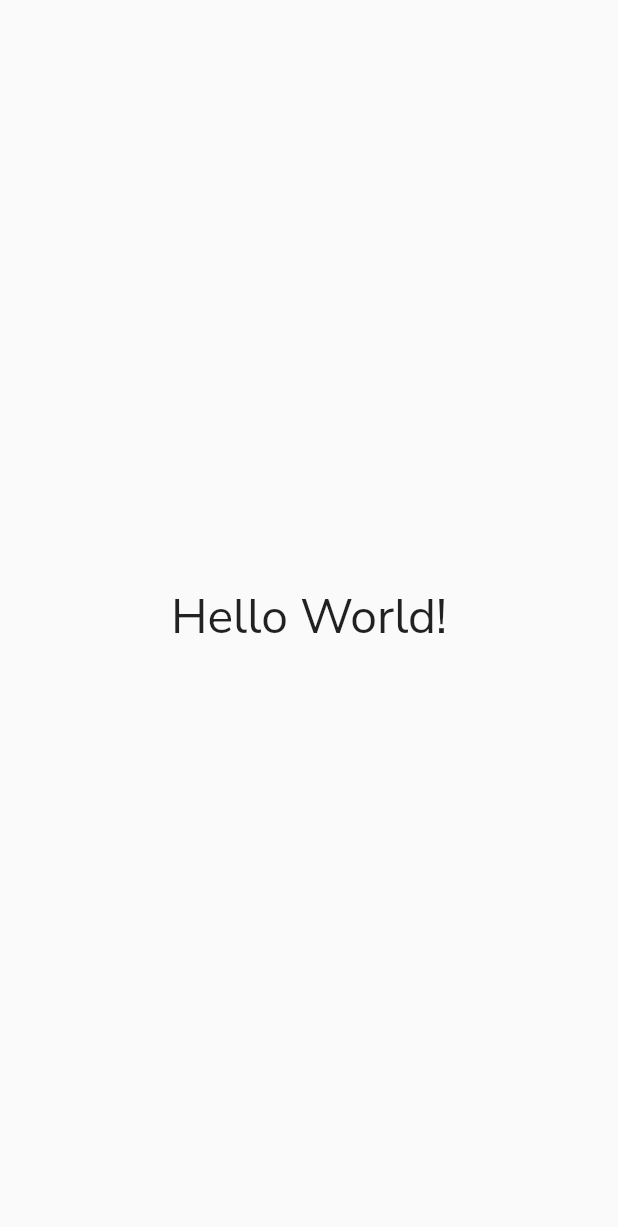
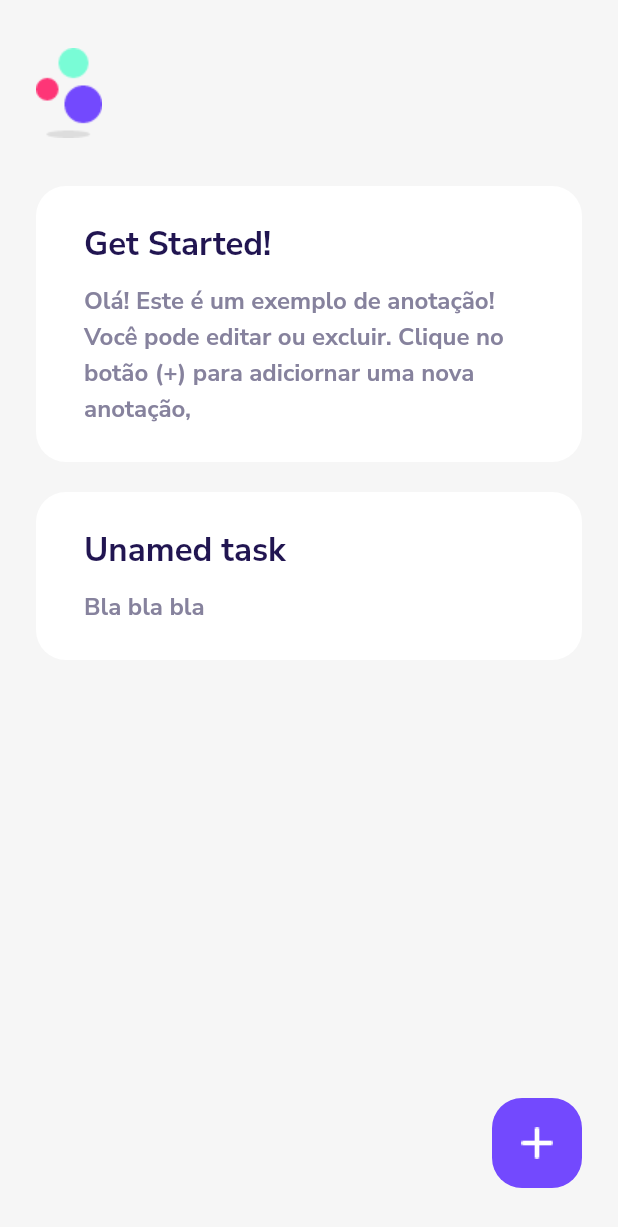
Before and after one commit to joaopaulozorek/bloco-de-notas-flutter, a Flutter app: the screen it shows after launch, on a phone screen of 412 x 824 dp. Shown: the top 1227 px of the screen. Run offline on Flutter 3.47's test engine with Material 2 defaults, Android fonts, the phone set to English and light mode, and no system bars; our stand-ins replace google_fonts.

Commit message:
Criando o layout para homepage.dart

```diff
--- a/lib/main.dart
+++ b/lib/main.dart
@@ -1,3 +1,4 @@
+import 'package:bloco_de_notas/screens/homepage.dart';
 import 'package:flutter/material.dart';
 import 'package:google_fonts/google_fonts.dart';
 
@@ -18,17 +19,7 @@ class MyApp extends StatelessWidget {
           Theme.of(context).textTheme,
         ),
       ),
-      home: Scaffold(
-        body: Container(
-          child: Center(
-              child: Text(
-            'Hello World!',
-            style: TextStyle(
-              fontSize: 32.0,
-            ),
-          )),
-        ),
-      ),
+      home: Homepage(),
     );
   }
 }
--- /dev/null
+++ b/lib/screens/homepage.dart
@@ -0,0 +1,65 @@
+import 'package:bloco_de_notas/widgets.dart';
+import 'package:flutter/material.dart';
+
+class Homepage extends StatefulWidget {
+  const Homepage({Key? key}) : super(key: key);
+
+  @override
+  _HomepageState createState() => _HomepageState();
+}
+
+class _HomepageState extends State<Homepage> {
+  @override
+  Widget build(BuildContext context) {
+    return Scaffold(
+      body: SafeArea(
+        child: Container(
+          width: double.infinity,
+          padding: EdgeInsets.symmetric(
+            horizontal: 24.0,
+            vertical: 32.0,
+          ),
+          color: Color(0xFFF6F6F6),
+          child: Stack(
+            children: [
+              Column(
+                crossAxisAlignment: CrossAxisAlignment.start,
+                children: [
+                  Container(
+                    margin: EdgeInsets.only(bottom: 32),
+                    child: Image(
+                      image: AssetImage('assets/images/logo.png'),
+                    ),
+                  ),
+                  TaskCardWidget(
+                    title: 'Get Started!',
+                    desc:
+                        'Olá! Este é um exemplo de anotação! Você pode editar ou excluir. Clique no botão (+) para adiciornar uma nova anotação,',
+                  ),
+                  TaskCardWidget(
+                    title: 'Unamed task',
+                    desc: 'Bla bla bla',
+                  ),
+                ],
+              ),
+              Positioned(
+                bottom: 0,
+                right: 0,
+                child: Container(
+                  width: 60,
+                  height: 60,
+                  decoration: BoxDecoration(
+                      color: Color(0xFF7349FE),
+                      borderRadius: BorderRadius.circular(20)),
+                  child: Image(
+                    image: AssetImage('assets/images/add_icon.png'),
+                  ),
+                ),
+              ),
+            ],
+          ),
+        ),
+      ),
+    );
+  }
+}
--- /dev/null
+++ b/lib/widgets.dart
@@ -0,0 +1,49 @@
+import 'package:flutter/material.dart';
+
+class TaskCardWidget extends StatelessWidget {
+  final String title;
+  final String desc;
+
+  TaskCardWidget({Key? key, required this.title, required this.desc})
+      : super(key: key);
+  @override
+  Widget build(BuildContext context) {
+    return Container(
+      width: double.infinity,
+      decoration: BoxDecoration(
+        color: Colors.white,
+        borderRadius: BorderRadius.circular(20.0),
+      ),
+      padding: EdgeInsets.symmetric(
+        horizontal: 32.0,
+        vertical: 24.0,
+      ),
+      margin: EdgeInsets.only(bottom: 20),
+      child: Column(
+        crossAxisAlignment: CrossAxisAlignment.start,
+        children: [
+          Text(
+            title,
+            style: TextStyle(
+              color: Color(0xFF211551),
+              fontSize: 22,
+              fontWeight: FontWeight.bold,
+            ),
+          ),
+          Padding(
+            padding: const EdgeInsets.only(top: 10.0),
+            child: Text(
+              desc,
+              style: TextStyle(
+                color: Color(0xFF86829D),
+                fontSize: 16,
+                height: 1.5,
+                fontWeight: FontWeight.bold,
+              ),
+            ),
+          ),
+        ],
+      ),
+    );
+  }
+}
```
Also changed, not shown: assets/images/add_icon.png (added), assets/images/back_arrow_icon.png (added), assets/images/check_icon.png (added), assets/images/delete_icon.png (added), assets/images/logo.png (added).
